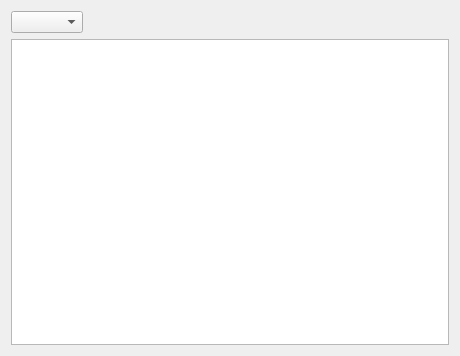
The window that filesview.ui (GrzegorzWawszczyk/GlobalCommander) describes before a commit, drawn with Qt 5.
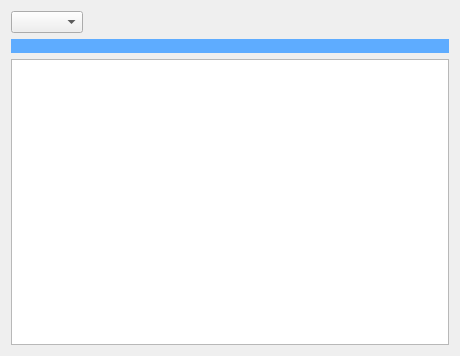
The same window after the commit. Custom widgets are drawn as their Qt base class.

What changed in the file:
```diff
--- a/filesview.ui
+++ b/filesview.ui
@@ -35,7 +35,41 @@
     </layout>
    </item>
    <item>
-    <widget class="QTableView" name="tv_files"/>
+    <widget class="QLabel" name="l_path">
+     <property name="styleSheet">
+      <string notr="true">background-color: rgb(94, 172, 255)</string>
+     </property>
+     <property name="text">
+      <string/>
+     </property>
+    </widget>
+   </item>
+   <item>
+    <widget class="FilesTableView" name="tv_files">
+     <property name="font">
+      <font>
+       <pointsize>9</pointsize>
+      </font>
+     </property>
+     <property name="dragEnabled">
+      <bool>true</bool>
+     </property>
+     <property name="showGrid">
+      <bool>false</bool>
+     </property>
+     <property name="cornerButtonEnabled">
+      <bool>false</bool>
+     </property>
+     <attribute name="verticalHeaderVisible">
+      <bool>false</bool>
+     </attribute>
+     <attribute name="verticalHeaderDefaultSectionSize">
+      <number>17</number>
+     </attribute>
+     <attribute name="verticalHeaderMinimumSectionSize">
+      <number>20</number>
+     </attribute>
+    </widget>
    </item>
   </layout>
  </widget>
@@ -45,6 +79,11 @@
    <extends>QComboBox</extends>
    <header location="global">drivescombobox.h</header>
   </customwidget>
+  <customwidget>
+   <class>FilesTableView</class>
+   <extends>QTableView</extends>
+   <header location="global">filestableview.h</header>
+  </customwidget>
  </customwidgets>
  <resources/>
  <connections/>
```
Left out of the diff: 9 changed lines with no effect on the pictures.
